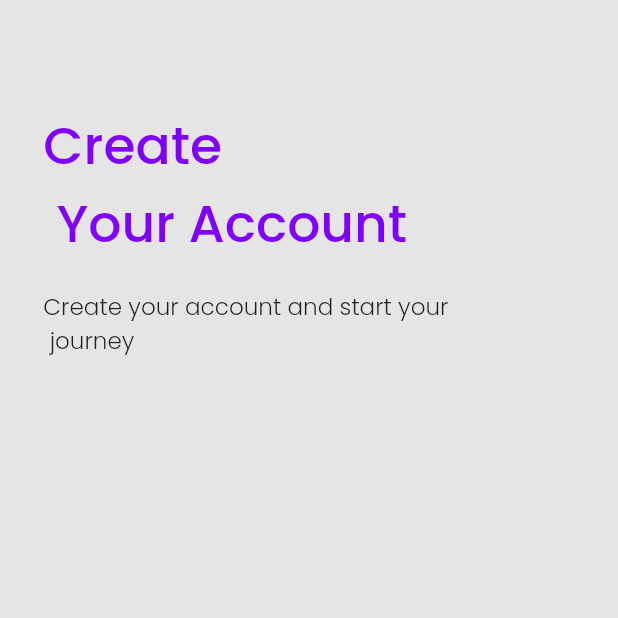
After one commit to azahar24/tour_application, a Flutter app: the SignUp screen opened by its route, on a phone screen of 412 x 824 dp, the top half of it. The commit adds this screen. Run offline on Flutter 3.47's test engine with Material 2 defaults, Android fonts, the phone set to English and light mode, and no system bars; our stand-ins replace dots_indicator, flutter_screenutil, get, google_fonts, lottie; project files that could hold a hidden picture were left out.

Commit message:
Initial commit

```diff
--- a/lib/const/app_colors.dart
+++ b/lib/const/app_colors.dart
@@ -2,4 +2,5 @@ import 'package:flutter/material.dart';
 
 class AppColors {
   static const scaffoldColor = Color(0xFFE5E5E5);
+  static const violetColor = Color(0xFF8000FF);
 }
--- a/lib/ui/route/route.dart
+++ b/lib/ui/route/route.dart
@@ -1,10 +1,12 @@
 import 'package:get/get.dart';
+import 'package:tour_application/ui/views/auth/sign_up.dart';
 import 'package:tour_application/ui/views/onbording_screen.dart';
 
 import '../views/splash_screen.dart';
 
 const String splash = '/splash-screen';
 const String onbording = '/onbording-screen';
+const String signUp = '/signup-screen';
 
 
 List<GetPage> getPages = [
@@ -16,6 +18,10 @@ List<GetPage> getPages = [
       name: onbording,
       page: () => OnbordingScreen()
   ),
+  GetPage(
+      name: signUp,
+      page: () => SignUp()
+  ),
 
 
 
--- /dev/null
+++ b/lib/ui/views/auth/sign_up.dart
@@ -0,0 +1,34 @@
+import 'package:flutter/material.dart';
+import 'package:flutter_screenutil/flutter_screenutil.dart';
+import 'package:tour_application/const/app_colors.dart';
+
+class SignUp extends StatelessWidget {
+  const SignUp({Key? key}) : super(key: key);
+
+  @override
+  Widget build(BuildContext context) {
+    return SafeArea(
+      child: Scaffold(
+        body: Padding(
+          padding: EdgeInsets.only(left: 30.w,right: 30.w,top: 80.h),
+          child: Column(
+            crossAxisAlignment: CrossAxisAlignment.start,
+            children: [
+              Text("Create\n Your Account",style: TextStyle(
+                fontSize: 36.sp,
+                fontWeight: FontWeight.w500,
+                color: AppColors.violetColor,
+              ),),
+              SizedBox(height: 20.h,),
+              Text("Create your account and start your\n journey",style: TextStyle(
+                fontSize: 16.sp,
+                fontWeight: FontWeight.w300,
+              ),),
+            ],
+          ),
+        ),
+
+      ),
+    );
+  }
+}
--- a/lib/ui/views/onbording_screen.dart
+++ b/lib/ui/views/onbording_screen.dart
@@ -68,7 +68,7 @@ class OnbordingScreen extends StatelessWidget {
                               InkWell(
                                 onTap: (){
                                   if(_currentIndex==2){
-                                    Get.toNamed(splash);
+                                    Get.toNamed(signUp);
 
                                   } else {
                                     _currentIndex + 1;
```
